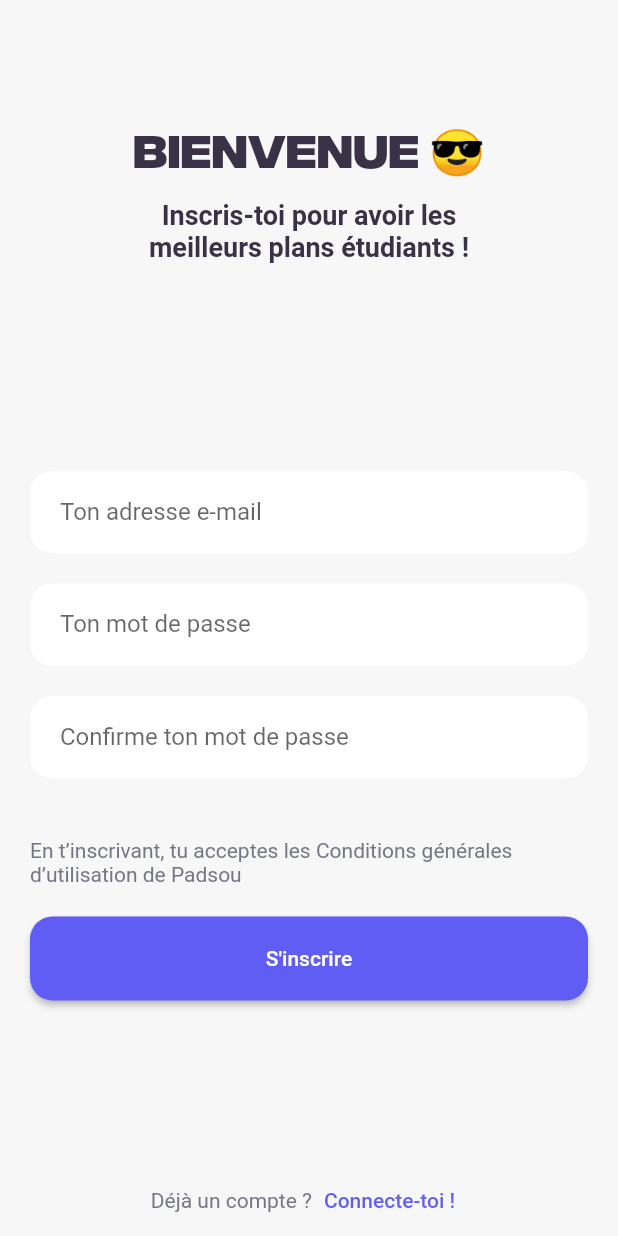
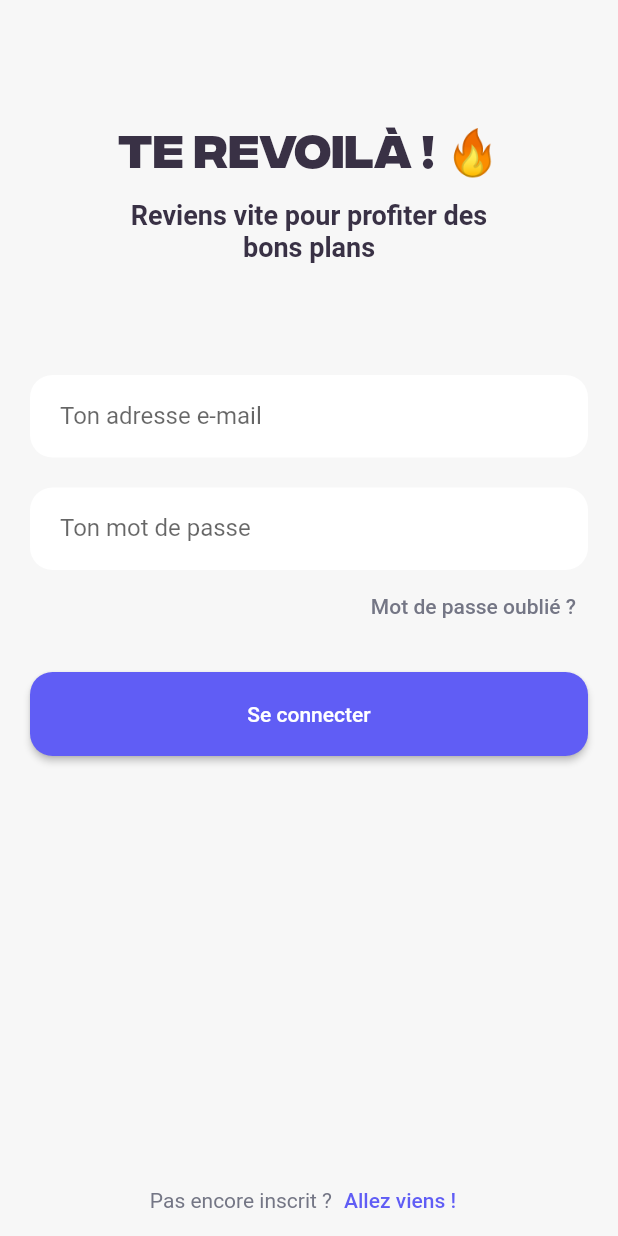
Before and after one commit to AlzUrt/flutter, a Flutter app: the register screen opened directly, after a tap on "Connecte-toi !", on a phone screen of 412 x 824 dp. Run offline on Flutter 3.47's test engine with Material 2 defaults, Android fonts, the phone set to English and light mode, and no system bars; our stand-ins replace carousel_slider; Roboto replaces fonts that are missing (inter).

Commit message:
ajout de la page login

```diff
--- a/lib/views/login.dart
+++ b/lib/views/login.dart
@@ -0,0 +1,192 @@
+import 'package:flutter/material.dart';
+import 'package:padsou/assets/colors.dart';
+import 'package:padsou/ui/typo.dart';
+import 'package:padsou/views/register.dart';
+
+class login extends StatefulWidget {
+  @override
+  LoginState createState() => LoginState();
+}
+
+class LoginState extends State<login> {
+  final _formKey = GlobalKey<FormState>();
+  final TextEditingController _emailController = TextEditingController();
+  final TextEditingController _passwordController = TextEditingController();
+  final TextEditingController _confirmPasswordController =
+      TextEditingController();
+
+  @override
+  Widget build(BuildContext context) {
+    return Scaffold(
+      backgroundColor: CustomColors.lightWhite,
+      // resizeToAvoidBottomInset: false,
+      body: Column(
+          children: [
+            const SizedBox(height: 80),
+
+            // Texte de bienvenue
+            Column(
+              children: [
+                Center(
+                  child: Text(
+                    'Te revoilà ! 🔥',
+                    style: CustomTextStyle.title(
+                        color: CustomColors.lightBlack),
+                  ),
+                ),
+                const SizedBox(height: 13),
+                Center(
+                  child: Padding(
+                    padding: const EdgeInsets.symmetric(horizontal: 80),
+                    child: Text(
+                      'Reviens vite pour profiter des bons plans',
+                      textAlign: TextAlign.center,
+                      style: CustomTextStyle.textgras(
+                          color: CustomColors.lightBlack),
+                    ),
+                  ),
+                ),
+              ],
+            ),
+
+
+
+
+
+
+
+
+
+            const SizedBox(height: 45),
+            // Formulaire
+            Padding(
+              padding: const EdgeInsets.symmetric(horizontal: 20),
+              child: Form(
+                key: _formKey,
+                child: Column(
+                  children: [
+                    const SizedBox(height: 30),
+                    TextFormField(
+                      controller: _emailController,
+                      keyboardType: TextInputType.emailAddress,
+                      decoration: InputDecoration(
+                        contentPadding: const EdgeInsets.symmetric(
+                            vertical: 18, horizontal: 20),
+                        filled: true,
+                        fillColor: Colors.white,
+                        border: OutlineInputBorder(
+                          borderRadius: BorderRadius.circular(15),
+                          borderSide: BorderSide.none,
+                        ),
+                        labelText: 'Ton adresse e-mail',
+                      ),
+                      validator: (value) {
+                        if (value?.isEmpty ?? true) {
+                          return 'Veuillez entrer votre adresse e-mail';
+                        }
+                        return null;
+                      },
+                    ),
+                    const SizedBox(height: 20),
+                    TextFormField(
+                      controller: _passwordController,
+                      decoration: InputDecoration(
+                        contentPadding: const EdgeInsets.symmetric(
+                            vertical: 18, horizontal: 20),
+                        filled: true,
+                        fillColor: Colors.white,
+                        border: OutlineInputBorder(
+                          borderRadius: BorderRadius.circular(15),
+                          borderSide: BorderSide.none,
+                        ),
+                        labelText: 'Ton mot de passe',
+                      ),
+                      obscureText: true,
+                      validator: (value) {
+                        if (value?.isEmpty ?? true) {
+                          return 'Veuillez entrer votre mot de passe';
+                        }
+                        return null;
+                      },
+                    ),
+
+
+
+
+Row(
+  children: [
+    Expanded(child: Container()),
+    TextButton(
+      onPressed: () {
+        Navigator.push(
+          context,
+          MaterialPageRoute(builder: (context) => register()),
+        );
+      },
+      child: Text(
+        'Mot de passe oublié ?',
+        textAlign: TextAlign.left,
+        style: TextStyle(color: CustomColors.darkGrey),
+      ),
+    ),
+  ],
+),
+
+
+
+                    const SizedBox(height: 20),
+                    // Bouton S'inscrire
+                    SizedBox(
+                      height: 56,
+                      width: double.infinity,
+                      child: ElevatedButton(
+                        onPressed: () {
+                          if (_formKey.currentState?.validate() ?? false) {
+                            // TODO: Handle form submission
+                          }
+                        },
+                        style: ElevatedButton.styleFrom(
+                          primary: CustomColors.darkBlue,
+                          onPrimary: Colors.white,
+                          shape: RoundedRectangleBorder(
+                            borderRadius: BorderRadius.circular(15),
+                          ),
+                        ),
+                        child: Text('Se connecter'),
+                      ),
+                    ),
+                  ],
+                ),
+              ),
+            ),
+        Spacer(),
+        // Texte en bas de page
+         Align(
+          alignment: Alignment.bottomCenter,
+          child:  Row(
+              mainAxisAlignment: MainAxisAlignment.center,
+              children: [
+                Text(
+                  'Pas encore inscrit ?',
+                  style: TextStyle(color: CustomColors.darkGrey),
+                ),
+                TextButton(
+                  onPressed: () {
+                        Navigator.push(
+                          context,
+                          MaterialPageRoute(builder: (context) => register()),
+                        );
+                  },
+                  child: Text(
+                    'Allez viens !',
+                    style: TextStyle(color: CustomColors.darkBlue),
+                  ),
+                ),
+              ],
+            ),
+        ),
+      ],
+    ),
+  );
+  }
+}
--- a/lib/views/register.dart
+++ b/lib/views/register.dart
@@ -1,6 +1,7 @@
 import 'package:flutter/material.dart';
 import 'package:padsou/assets/colors.dart';
 import 'package:padsou/ui/typo.dart';
+import 'package:padsou/views/login.dart';
 
 class register extends StatefulWidget {
   @override
@@ -163,6 +164,13 @@ class AccueilState extends State<register> {
                 ),
               ),
             ),
+
+
+
+
+
+
+
         Spacer(),
         // Texte en bas de page
          Align(
@@ -175,7 +183,12 @@ class AccueilState extends State<register> {
                   style: TextStyle(color: CustomColors.darkGrey),
                 ),
                 TextButton(
-                  onPressed: () {},
+                  onPressed: () {
+                        Navigator.push(
+                          context,
+                          MaterialPageRoute(builder: (context) => login()),
+                        );
+                  },
                   child: Text(
                     'Connecte-toi !',
                     style: TextStyle(color: CustomColors.darkBlue),
```
